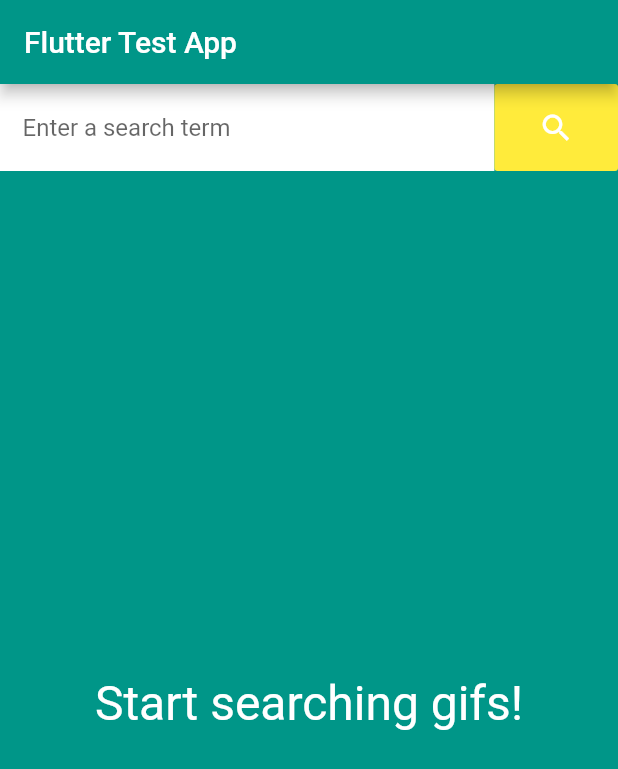
After one commit to st18rai/flutter_test_app, a Flutter app: the screen it shows after launch, on a phone screen of 412 x 824 dp. The commit adds this screen. Shown: the top 769 px of the screen. Run offline on Flutter 3.47's test engine with Material 2 defaults, Android fonts, the phone set to English and light mode, and no system bars; our stand-ins replace equatable, flutter_bloc, rxdart.

Commit message:
refactor: part 2

```diff
--- a/lib/main.dart
+++ b/lib/main.dart
@@ -1,19 +1,23 @@
 import 'package:flutter/material.dart';
 import 'package:flutter_bloc/flutter_bloc.dart';
 import 'package:flutter_test_app/ui/bloc/gif_bloc.dart';
-import 'package:flutter_test_app/ui/bloc/gif_event.dart';
-import 'package:flutter_test_app/gif_ds.dart';
+import 'package:flutter_test_app/src/ds_gif.dart';
 import 'package:flutter_test_app/ui/page/home_screen.dart';
 
 void main() {
   runApp(MyApp());
 }
 
-class MyApp extends StatelessWidget {
+class MyApp extends StatefulWidget {
   // ignore: close_sinks
-  final GifBloc bloc = GifBloc(gifDs: GifDs())..add(GifAppStarted());
+  final GifBloc bloc = GifBloc(gifDs: GifDs());
   final HomeScreenData screenData = HomeScreenData();
 
+  @override
+  State<StatefulWidget> createState() => _MyAppState();
+}
+
+class _MyAppState extends State<MyApp> {
   @override
   Widget build(BuildContext context) {
     return MaterialApp(
@@ -26,8 +30,8 @@ class MyApp extends StatelessWidget {
           title: Text('Flutter Test App'),
         ),
         body: BlocProvider<GifBloc>(
-          create: (context) => bloc,
-          child: HomeScreen(bloc, screenData),
+          create: (context) => widget.bloc,
+          child: HomeScreen(widget.bloc, widget.screenData),
         ),
       ),
     );
--- a/lib/gif_ds.dart
+++ b/lib/src/ds_gif.dart
@@ -1,5 +1,5 @@
 import 'package:flutter/cupertino.dart';
-import 'package:flutter_test_app/model.dart';
+import 'package:flutter_test_app/model/model.dart';
 import 'dart:convert';
 import 'package:http/http.dart' as http;
 
--- a/lib/ui/bloc/gif_event.dart
+++ b/lib/ui/bloc/gif_event.dart
@@ -4,8 +4,6 @@ abstract class GifEvent extends Equatable {
   @override
   List<Object> get props => [];
 }
-
-class GifAppStarted extends GifEvent {}
 
 class GifSearchPressed extends GifEvent {
   final String query;
--- a/lib/ui/bloc/gif_state.dart
+++ b/lib/ui/bloc/gif_state.dart
@@ -1,5 +1,5 @@
 import 'package:equatable/equatable.dart';
-import 'package:flutter_test_app/model.dart';
+import 'package:flutter_test_app/model/model.dart';
 
 abstract class GifState extends Equatable {
   const GifState();
@@ -21,13 +21,6 @@ class GifSuccess extends GifState {
     this.gifs,
   });
 
-  GifSuccess copyWith({
-    List<Data> gifs,
-    bool hasReachedMax,
-  }) {
-    return GifSuccess(gifs: gifs ?? this.gifs);
-  }
-
   @override
   List<Object> get props => [gifs];
 
--- a/lib/ui/page/home_screen.dart
+++ b/lib/ui/page/home_screen.dart
@@ -4,7 +4,8 @@ import 'package:flutter_test_app/ui/bloc/gif_bloc.dart';
 import 'package:flutter_test_app/ui/bloc/gif_event.dart';
 import 'package:flutter_test_app/ui/bloc/gif_state.dart';
 
-import '../../model.dart';
+import '../../model/model.dart';
+import 'home_screen_widgets.dart';
 
 class HomeScreen extends StatefulWidget {
   final GifBloc bloc;
@@ -37,7 +38,7 @@ class _HomeScreenState extends State<HomeScreen> {
                       controller: _textController,
                       decoration: InputDecoration(
                           border: InputBorder.none,
-                          hintText: 'Enter a search term'),
+                          hintText: widget.screenData.hintText),
                     ),
                   ),
                 ),
@@ -50,64 +51,63 @@ class _HomeScreenState extends State<HomeScreen> {
                       color: Colors.white,
                     ),
                     onPressed: () {
-                      setState(() {
                       widget.screenData.gifs.clear();
                       widget.screenData.hasMore = true;
                       widget.screenData.query = _textController.text;
                       // print(
-                        //     'Home: before search gifs = ${widget.screenData.gifs.length}');
-                        print(
-                            'Home: screenData query = ${widget.screenData.query}');
+                      //     'Home: screenData query = ${widget.screenData.query}');
                       widget.bloc
                           .add(GifSearchPressed(widget.screenData.query));
-                        print('Home: search button');
-                      });
+                      // print('Home: search button');
                     },
                   ),
                 ),
               ],
             ),
             Expanded(
-              child: BlocBuilder<GifBloc, GifState>(builder: (context, state) {
-                print('Home: state = $state');
-
-                if (state is GifLoading) {
-                  return Center(
-                    child: CircularProgressIndicator(
-                      backgroundColor: Colors.yellowAccent,
-                    ),
-                  );
-                }
-
-                if (state is GifFailure) {
-                  return InfoBox('Something went wrong');
-                }
-
-                if (state is GifInitial) {
-                  return InfoBox('Start searching gifs!');
-                }
-
+              child: BlocListener<GifBloc, GifState>(
+                listener: (context, state) {
                   if (state is GifSuccess) {
-                  // print('Home: gif success');
-
-                  print(
-                      'Home: screenData gifs before add = ${widget.screenData.gifs.length}');
+                    // print(
+                    //     'Home: screenData gifs before add = ${widget.screenData.gifs.length}');
                     widget.screenData.gifs.addAll(state.gifs);
 
                     if (widget.screenData.gifs.isEmpty) {
                       widget.screenData.hasMore = false;
-                    return InfoBox('Nothing found');
+                    }
+                  }
+                },
+                child:
+                    BlocBuilder<GifBloc, GifState>(builder: (context, state) {
+                  // print('Home: state = $state');
+
+                  if (state is GifLoading) {
+                    return LoadingWidget(Colors.yellowAccent);
                   }
 
-                  print(
-                      'Home: screenData gifs after add = ${widget.screenData.gifs.length}');
+                  if (state is GifFailure) {
+                    return InfoWidget(widget.screenData.errorText);
+                  }
+
+                  if (state is GifInitial) {
+                    return InfoWidget(widget.screenData.initialText);
+                  }
+
+                  // print('Home: gif success');
+
+                  if (widget.screenData.gifs.isEmpty) {
+                    return InfoWidget(widget.screenData.nothingFoundText);
+                  }
+
+                  // print(
+                  //     'Home: screenData gifs after add = ${widget.screenData.gifs.length}');
                   // print('Home: state gifs = ${state.gifs.length}');
 
                   return NotificationListener<ScrollNotification>(
                     onNotification: (ScrollNotification scrollInfo) {
                       if (scrollInfo is ScrollEndNotification &&
                           scrollInfo.metrics.extentAfter == 0) {
-                        print('Home: load more');
+                        // print('Home: load more');
                         widget.bloc.add(GifMoreFetched(widget.screenData.query,
                             widget.screenData.hasMore));
 
@@ -122,28 +122,29 @@ class _HomeScreenState extends State<HomeScreen> {
                       ),
                       padding: EdgeInsets.only(top: 10),
                       physics: const AlwaysScrollableScrollPhysics(),
-                      itemCount: widget
-                          .screenData.gifs.length, // change when gifs added
+                      itemCount: widget.screenData.hasMore
+                          ? widget.screenData.gifs.length + 1
+                          : widget.screenData.gifs.length,
                       cacheExtent: 5,
                       itemBuilder: (BuildContext context, int index) {
+                        if (index == widget.screenData.gifs.length &&
+                            widget.screenData.hasMore) {
+                          return LoadingWidget(Colors.white);
+                        } else {
                           return Image.network(
                             widget.screenData.gifs[index].images.downsized.url,
                             loadingBuilder: (context, widget, imageChunkEvent) {
                               return imageChunkEvent == null
                                   ? widget
-                                : Center(
-                                    child: CircularProgressIndicator(
-                                      backgroundColor: Colors.yellowAccent,
-                                    ),
-                                  );
+                                  : LoadingWidget(Colors.yellowAccent);
                             },
                           );
+                        }
                       },
                     ),
                   );
-                }
-                return InfoBox('Start searching gifs!');
                 }),
+              ),
             ),
           ],
         ),
@@ -158,25 +159,12 @@ class _HomeScreenState extends State<HomeScreen> {
   }
 }
 
-class InfoBox extends StatelessWidget {
-  final String text;
-  InfoBox(this.text);
+class HomeScreenData {
+  final String hintText = 'Enter a search term';
+  final String nothingFoundText = 'Nothing found';
+  final String initialText = 'Start searching gifs!';
+  final String errorText = 'Something went wrong';
 
-  @override
-  Widget build(BuildContext context) {
-    return Center(
-      child: Text(
-        text,
-        style: TextStyle(
-          color: Colors.white,
-          fontSize: 32,
-        ),
-      ),
-    );
-  }
-}
-
-class HomeScreenData {
   String query;
   List<Data> gifs = <Data>[];
   bool hasMore = true;
--- /dev/null
+++ b/lib/ui/page/home_screen_widgets.dart
@@ -0,0 +1,33 @@
+import 'package:flutter/material.dart';
+
+class LoadingWidget extends StatelessWidget {
+  final Color color;
+  LoadingWidget(this.color);
+
+  @override
+  Widget build(BuildContext context) {
+    return Center(
+      child: CircularProgressIndicator(
+        backgroundColor: color,
+      ),
+    );
+  }
+}
+
+class InfoWidget extends StatelessWidget {
+  final String text;
+  InfoWidget(this.text);
+
+  @override
+  Widget build(BuildContext context) {
+    return Center(
+      child: Text(
+        text,
+        style: TextStyle(
+          color: Colors.white,
+          fontSize: 32,
+        ),
+      ),
+    );
+  }
+}
--- a/pubspec.yaml
+++ b/pubspec.yaml
@@ -16,7 +16,6 @@ dependencies:
 
   http: ^0.12.2
 
-  cached_network_image: ^2.5.0
   flutter_bloc: ^5.0.0
   equatable: ^1.0.0
   rxdart: ^0.23.1
```
Also changed, not shown: lib/ui/bloc/gif_bloc.dart (+10 -12 lines), lib/model/model.dart (renamed from lib/model.dart), pubspec.lock, 1 other file. Lines whose indentation alone changed are shown as unchanged.
